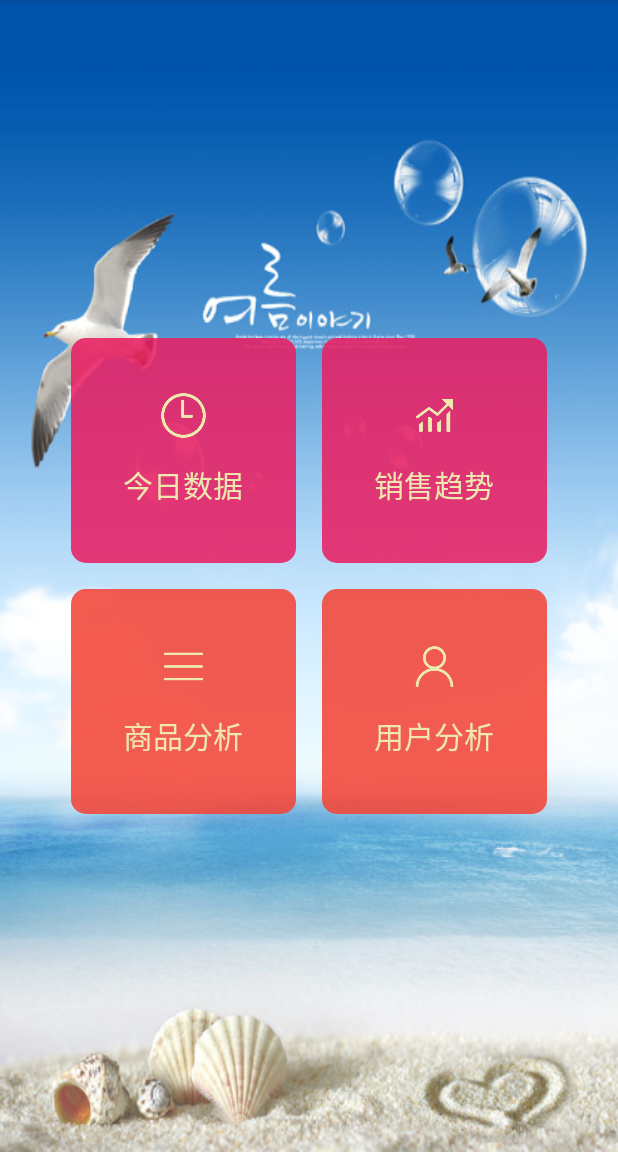
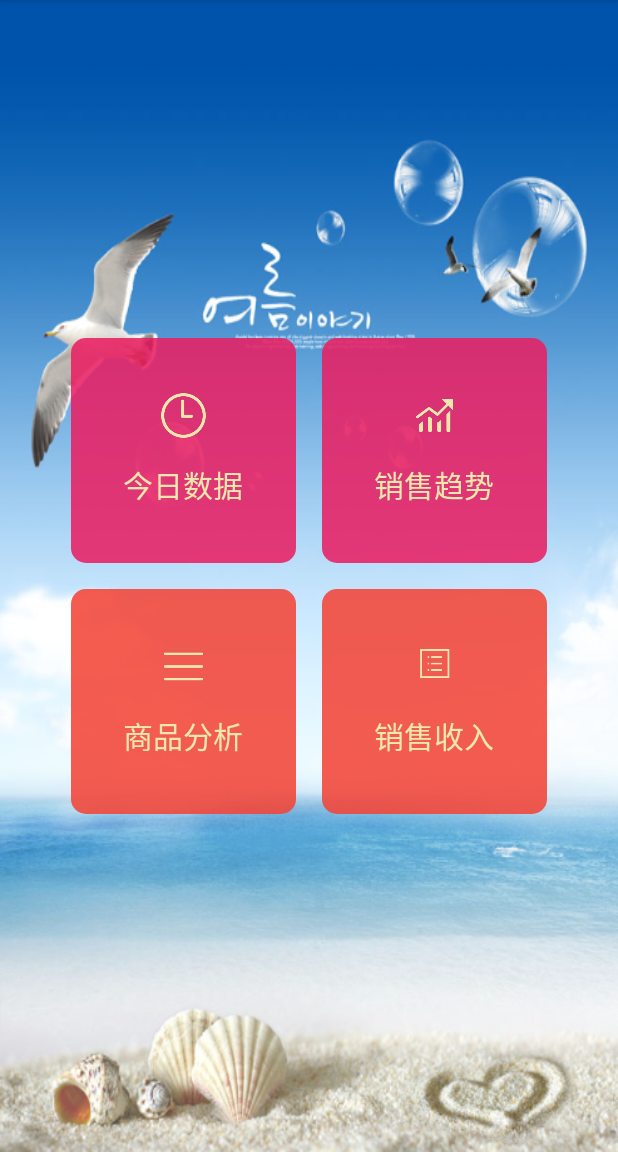
Before and after one commit to yangbagang/zushou, an Android app: the DataCenterActivity screen opened directly, with no data from a screen before it, on a phone screen of 412 x 824 dp, the part 84-1236 px from its top. Run offline under Robolectric (Android 15) with nearby library versions, the light colour scheme and no system bars; libraries missing offline, so code that uses them is left out: org.xutils.common, org.xutils.http, org.xutils.x.

Commit message:
fix bugs

```diff
--- a/app/build.gradle
+++ b/app/build.gradle
@@ -26,8 +26,8 @@ android {
         applicationId "com.ybg.rp.assistant"
         minSdkVersion 16
         targetSdkVersion 23
-        versionCode 6
-        versionName "1.1"
+        versionCode 7
+        versionName "1.1.1"
     }
     buildTypes {
         release {
--- a/app/src/main/java/com/ybg/rp/assistant/activity/DataCenterActivity.java
+++ b/app/src/main/java/com/ybg/rp/assistant/activity/DataCenterActivity.java
@@ -9,6 +9,7 @@ import android.support.v7.view.menu.MenuBuilder;
 import android.view.Menu;
 import android.view.MenuItem;
 import android.view.View;
+import android.widget.LinearLayout;
 
 import com.ybg.rp.assistant.R;
 import com.ybg.rp.assistant.app.YApp;
@@ -37,10 +38,17 @@ public class DataCenterActivity extends AppCompatActivity {
         setContentView(R.layout.data_center);
 
         YApp app = (YApp) getApplication();
+        LinearLayout xs = (LinearLayout) findViewById(R.id.data_xs);
+        LinearLayout yh = (LinearLayout) findViewById(R.id.data_yh);
         if (app.hasRole(Constants.MANAGE_ROLE)) {
             ActionBar actionBar = getSupportActionBar();
             actionBar.setDisplayHomeAsUpEnabled(true);
             actionBar.setTitle("数据分析");
+            yh.setVisibility(View.VISIBLE);
+            xs.setVisibility(View.GONE);
+        } else {
+            yh.setVisibility(View.GONE);
+            xs.setVisibility(View.VISIBLE);
         }
     }
 
@@ -78,9 +86,6 @@ public class DataCenterActivity extends AppCompatActivity {
             case R.id.action_exit:
                 logout();
                 return true;
-            case R.id.action_detail:
-                startActivity(new Intent(DataCenterActivity.this, SaleDetailActivity.class));
-                return true;
         }
         return super.onOptionsItemSelected(item);
     }
@@ -102,6 +107,11 @@ public class DataCenterActivity extends AppCompatActivity {
 
     public void yhControl(View view) {
         Intent intent = new Intent(DataCenterActivity.this, UserDataActivity.class);
+        startActivity(intent);
+    }
+
+    public void xsControl(View view) {
+        Intent intent = new Intent(DataCenterActivity.this, SaleDetailActivity.class);
         startActivity(intent);
     }
 
--- a/app/src/main/java/com/ybg/rp/assistant/app/YApp.java
+++ b/app/src/main/java/com/ybg/rp/assistant/app/YApp.java
@@ -13,17 +13,16 @@ import java.util.Arrays;
  */
 public class YApp extends YbgAPP {
 
-    private String roles;
-
     public String getRoles() {
-        return roles;
+        return preference.getString("roles", "");
     }
 
     public void setRoles(String roles) {
-        this.roles = roles;
+        preference.setString("roles", roles);
     }
 
     public boolean hasRole(String role) {
+        String roles = getRoles();
         if (TextUtils.isEmpty(roles) || TextUtils.isEmpty(role)) {
             return false;
         }
@@ -35,4 +34,5 @@ public class YApp extends YbgAPP {
         super.onCreate();
         x.Ext.init(this);
     }
+
 }
--- a/app/src/main/res/layout-land/data_center.xml
+++ b/app/src/main/res/layout-land/data_center.xml
@@ -124,4 +124,29 @@
             android:textColor="#eee8ae"
             android:textSize="20sp" />
     </LinearLayout>
+
+    <LinearLayout
+        android:id="@+id/data_xs"
+        android:layout_width="220dp"
+        android:layout_height="120dp"
+        android:layout_margin="@dimen/half_margin"
+        android:layout_below="@id/rightMiddle"
+        android:layout_toRightOf="@id/middle"
+        android:background="@drawable/home_gz_bg"
+        android:gravity="center"
+        android:onClick="xsControl">
+
+        <ImageView
+            android:layout_width="30dp"
+            android:layout_height="30dp"
+            android:src="@mipmap/home_xs" />
+
+        <TextView
+            android:layout_width="wrap_content"
+            android:layout_height="wrap_content"
+            android:layout_marginLeft="@dimen/small_margin"
+            android:text="销售收入"
+            android:textColor="#eee8ae"
+            android:textSize="20sp" />
+    </LinearLayout>
 </RelativeLayout>
--- a/app/src/main/res/layout/data_center.xml
+++ b/app/src/main/res/layout/data_center.xml
@@ -128,4 +128,30 @@
             android:textColor="#eee8ae"
             android:textSize="20sp" />
     </LinearLayout>
+
+    <LinearLayout
+        android:id="@+id/data_xs"
+        android:layout_width="150dp"
+        android:layout_height="150dp"
+        android:layout_margin="@dimen/half_margin"
+        android:layout_below="@id/rightMiddle"
+        android:layout_toRightOf="@id/middle"
+        android:background="@drawable/home_gz_bg"
+        android:gravity="center"
+        android:orientation="vertical"
+        android:onClick="xsControl">
+
+        <ImageView
+            android:layout_width="30dp"
+            android:layout_height="30dp"
+            android:src="@mipmap/home_xs" />
+
+        <TextView
+            android:layout_width="wrap_content"
+            android:layout_height="wrap_content"
+            android:layout_marginTop="@dimen/small_margin"
+            android:text="销售收入"
+            android:textColor="#eee8ae"
+            android:textSize="20sp" />
+    </LinearLayout>
 </RelativeLayout>
--- a/app/src/main/res/menu/menu_exit.xml
+++ b/app/src/main/res/menu/menu_exit.xml
@@ -1,11 +1,5 @@
 <menu xmlns:android="http://schemas.android.com/apk/res/android"
     xmlns:app="http://schemas.android.com/apk/res-auto">
-    <item
-        android:id="@+id/action_detail"
-        android:icon="@mipmap/detail"
-        android:orderInCategory="100"
-        android:title="销售明细"
-        app:showAsAction="never" />
     <item
         android:id="@+id/action_exit"
         android:icon="@mipmap/exit"
```
